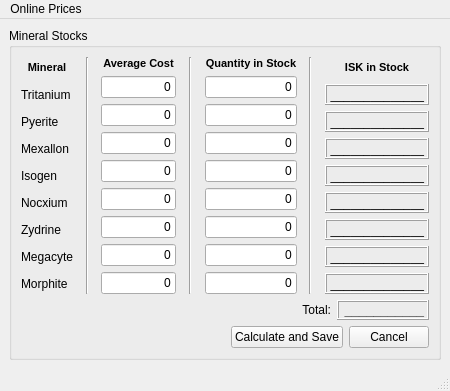
First picture: the form in UI/ui_minstock.ui, repository carlosedp/EVEOnline-KMM, before the edit.
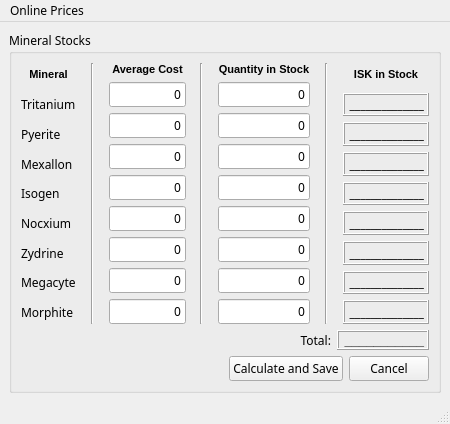
Second picture: the form after the edit.

Commit message: - Fixed fonts on multiple platforms - Changed the thousands separator function

Patch:
```diff
--- a/UI/ui_minstock.ui
+++ b/UI/ui_minstock.ui
@@ -9,6 +9,11 @@
     <height>376</height>
    </rect>
   </property>
+  <property name="font" >
+   <font>
+    <family>Lucida Sans Unicode</family>
+   </font>
+  </property>
   <property name="windowTitle" >
    <string>Mineral Stocks and Prices</string>
   </property>
@@ -749,7 +754,7 @@
      <x>0</x>
      <y>0</y>
      <width>450</width>
-     <height>21</height>
+     <height>24</height>
     </rect>
    </property>
    <widget class="QMenu" name="menuOnline_Prices" >
```
Left out of the diff: 135 changed lines with no effect on the pictures. The commit also changes 5 other files.
